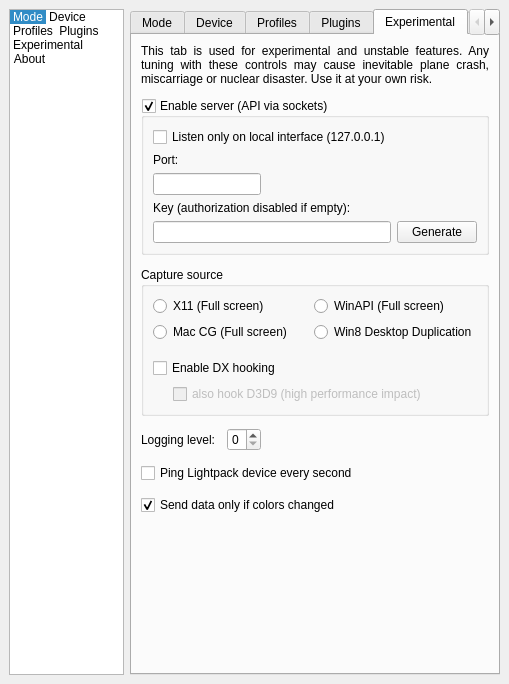
This is Software/src/SettingsWindow.ui in woodenshark/Lightpack as Qt 5 draws it before an edit. The edited form follows.
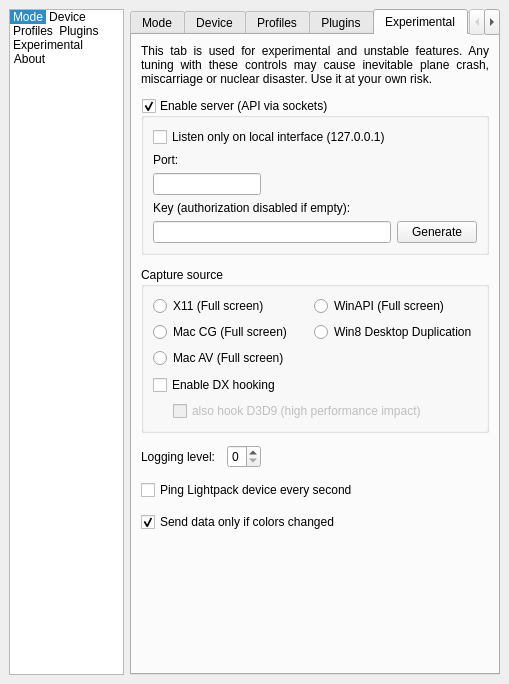
This is the edited form. The open tabs and pages were chosen to show the change. Icons and pictures are not drawn. Custom widgets are drawn as their Qt base class.

Patch:
```diff
--- a/Software/src/SettingsWindow.ui
+++ b/Software/src/SettingsWindow.ui
@@ -2578,6 +2578,13 @@
                  </property>
                 </widget>
                </item>
+               <item>
+                <widget class="QRadioButton" name="radioButton_GrabMacAVFoundation">
+                 <property name="text">
+                  <string>Mac AV (Full screen)</string>
+                 </property>
+                </widget>
+               </item>
                <item>
                 <spacer name="verticalSpacer_6">
                  <property name="orientation">
```
